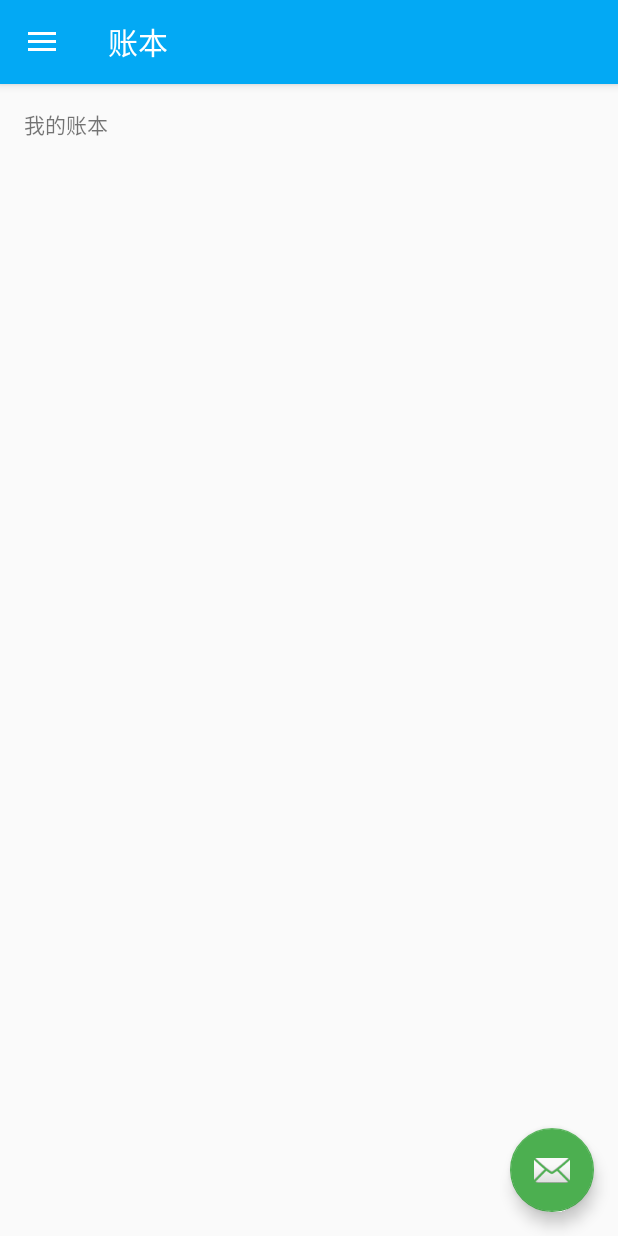
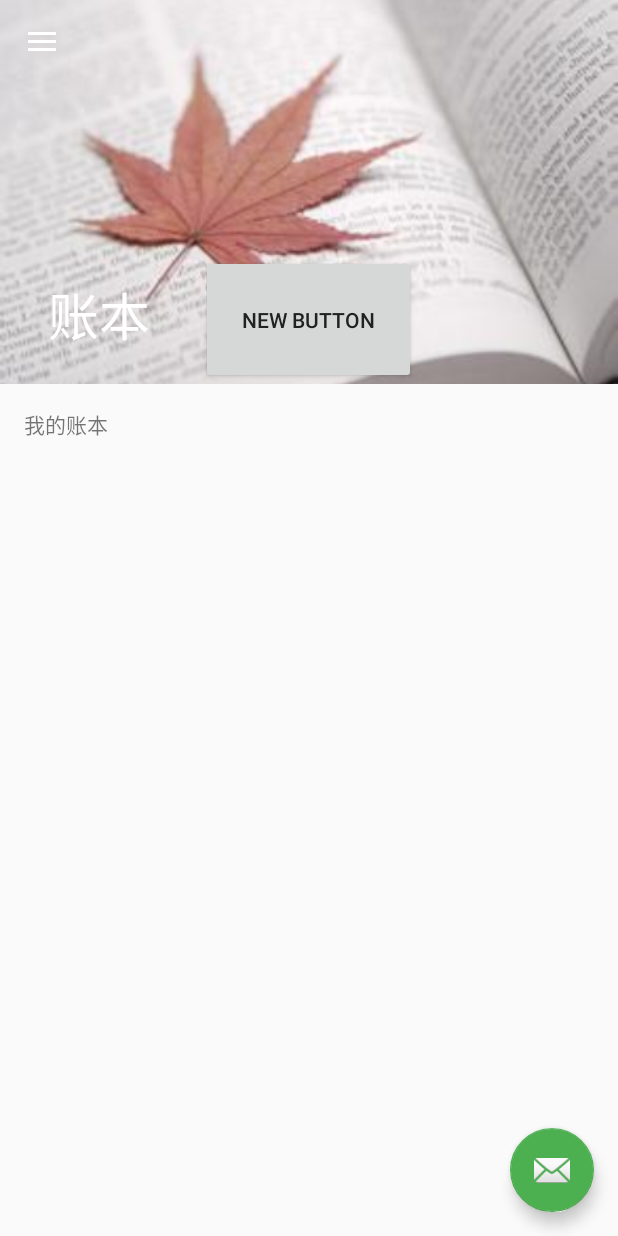
Before and after one commit to huanghuishun/MySchedule, an Android app: the screen it shows after launch (MainActivity), in the side drawer, after a tap on "账本", on a phone screen of 412 x 824 dp. Run offline under Robolectric (Android 15) with nearby library versions, the phone set to English and light mode, and no system bars.

Commit message:
搞定CollapsingToolbarLayout

```diff
--- a/app/src/main/java/com/example/huanghuishun/myschedule/ui/activity/BaseActivity.java
+++ b/app/src/main/java/com/example/huanghuishun/myschedule/ui/activity/BaseActivity.java
@@ -3,6 +3,7 @@ package com.example.huanghuishun.myschedule.ui.activity;
 import android.os.Bundle;
 import android.support.annotation.LayoutRes;
 import android.support.annotation.Nullable;
+import android.support.design.widget.CollapsingToolbarLayout;
 import android.support.design.widget.FloatingActionButton;
 import android.support.design.widget.NavigationView;
 import android.support.design.widget.Snackbar;
@@ -13,9 +14,12 @@ import android.support.v4.widget.DrawerLayout;
 import android.support.v7.app.ActionBarDrawerToggle;
 import android.support.v7.app.AppCompatActivity;
 import android.support.v7.widget.Toolbar;
+import android.view.LayoutInflater;
 import android.view.Menu;
 import android.view.MenuItem;
 import android.view.View;
+import android.widget.FrameLayout;
+import android.widget.ImageView;
 
 import com.example.huanghuishun.myschedule.R;
 import com.example.huanghuishun.myschedule.ui.fragment.ScheduleFragment;
@@ -36,6 +40,8 @@ public abstract class BaseActivity extends AppCompatActivity
     private Toolbar toolbar;
     private ArrayList<Fragment> fragmentList;
     private static String title = "今日";
+    private CollapsingToolbarLayout collapsingToolbarLayout;
+    FrameLayout imageView;
 
     TodayFragment todayFragment = new TodayFragment();
     WeatherFragment weatherFragment = new WeatherFragment();
@@ -50,13 +56,18 @@ public abstract class BaseActivity extends AppCompatActivity
     @Override
     public void setContentView(@LayoutRes int layoutResID) {
         super.setContentView(layoutResID);
+
         initView();
     }
 
     private void initView() {
+        imageView = (FrameLayout) findViewById(R.id.test);
+
         fab = (FloatingActionButton) findViewById(R.id.fab);
         toolbar = (Toolbar) findViewById(R.id.toolbar);
-        toolbar.setTitle(title);
+        collapsingToolbarLayout = (CollapsingToolbarLayout) findViewById(R.id.collapsinglayout);
+        collapsingToolbarLayout.setTitle(title);
+        collapsingToolbarLayout.setTitleEnabled(true);
         fab.setOnClickListener(new View.OnClickListener() {
             @Override
             public void onClick(View view) {
@@ -120,16 +131,18 @@ public abstract class BaseActivity extends AppCompatActivity
         int id = item.getItemId();
 
         if (id == R.id.nav_today) {
-            toolbar.setTitle(R.string.nav_header_today);
+            collapsingToolbarLayout.setTitle(getResources().getString(R.string.nav_header_today));
             changeNavi(0);
         } else if (id == R.id.nav_weather) {
-            toolbar.setTitle(R.string.nav_header_weather);
+            collapsingToolbarLayout.setTitle(getResources().getString(R.string.nav_header_weather));
             changeNavi(1);
         } else if (id == R.id.nav_schedule) {
-            toolbar.setTitle(R.string.nav_header_schedule);
+            collapsingToolbarLayout.setTitle(getResources().getString(R.string.nav_header_schedule));
             changeNavi(2);
         } else if (id == R.id.nav_wallet) {
-            toolbar.setTitle(R.string.nav_header_wallet);
+            collapsingToolbarLayout.setTitle(getResources().getString(R.string.nav_header_wallet));
+
+            imageView.addView(LayoutInflater.from(this).inflate(R.layout.weather_collapsing,null));
             changeNavi(3);
         } else if (id == R.id.nav_setting) {
 
@@ -145,7 +158,7 @@ public abstract class BaseActivity extends AppCompatActivity
     }
 
     private void changeNavi(int index) {
-        title = toolbar.getTitle().toString();
+        title = collapsingToolbarLayout.getTitle().toString();
 
         getSupportFragmentManager().beginTransaction()
                 .replace(R.id.fragmentcontainer,fragmentList.get(index))
@@ -156,12 +169,12 @@ public abstract class BaseActivity extends AppCompatActivity
     @Override
     protected void onResume() {
         super.onResume();
-        toolbar.setTitle(title);
+        collapsingToolbarLayout.setTitle(title);
     }
 
     @Override
     protected void onPause() {
         super.onPause();
-        title = toolbar.getTitle().toString();
+        title = collapsingToolbarLayout.getTitle().toString();
     }
 }
--- a/app/src/main/res/layout/app_bar_main.xml
+++ b/app/src/main/res/layout/app_bar_main.xml
@@ -11,14 +11,36 @@
     <android.support.design.widget.AppBarLayout
         android:layout_width="match_parent"
         android:layout_height="wrap_content"
+        android:fitsSystemWindows="true"
         android:theme="@style/AppTheme.AppBarOverlay">
+        <android.support.design.widget.CollapsingToolbarLayout
+            android:id="@+id/collapsinglayout"
+            android:layout_width="match_parent"
+            android:layout_height="match_parent"
+            app:contentScrim="?attr/colorPrimary"
+            app:statusBarScrim="?attr/colorPrimaryDark"
+            app:layout_scrollFlags="scroll|exitUntilCollapsed|snap"
+            >
+            <FrameLayout
+                android:id="@+id/test"
+                android:layout_width="match_parent"
+                android:layout_height="256dp"
+                android:fitsSystemWindows="true"
+                app:layout_collapseMode="parallax"
+                app:layout_collapseParallaxMultiplier="0.7"
+                >
 
-        <android.support.v7.widget.Toolbar
-            android:id="@+id/toolbar"
-            android:layout_width="match_parent"
-            android:layout_height="?attr/actionBarSize"
-            android:background="?attr/colorPrimary"
-            app:popupTheme="@style/AppTheme.PopupOverlay" />
+            </FrameLayout>
+
+            <android.support.v7.widget.Toolbar
+                android:id="@+id/toolbar"
+                android:layout_width="match_parent"
+                android:layout_height="?attr/actionBarSize"
+                app:popupTheme="@style/AppTheme.PopupOverlay"
+                app:theme="@style/ThemeOverlay.AppCompat.Dark.ActionBar"
+                app:layout_collapseMode="pin"/>
+
+        </android.support.design.widget.CollapsingToolbarLayout>
 
     </android.support.design.widget.AppBarLayout>
 
--- /dev/null
+++ b/app/src/main/res/layout/weather_collapsing.xml
@@ -0,0 +1,24 @@
+<?xml version="1.0" encoding="utf-8"?>
+<FrameLayout xmlns:android="http://schemas.android.com/apk/res/android"
+    xmlns:app="http://schemas.android.com/apk/res-auto"
+    android:id="@+id/collapsing_weather"
+    android:layout_width="match_parent"
+    android:layout_height="match_parent"
+    android:fitsSystemWindows="true"
+    app:layout_collapseMode="parallax"
+    app:layout_collapseParallaxMultiplier="0.7">
+
+    <ImageView
+        android:layout_width="match_parent"
+        android:layout_height="match_parent"
+        android:scaleType="centerCrop"
+        android:id="@+id/imageView2"
+        android:src="@drawable/test"/>
+
+    <Button
+        android:layout_width="143dp"
+        android:layout_height="86dp"
+        android:text="New Button"
+        android:id="@+id/button"
+        android:layout_gravity="center_horizontal|bottom" />
+</FrameLayout>
```
Also changed, not shown: app/src/main/res/drawable/test.jpg (added).
